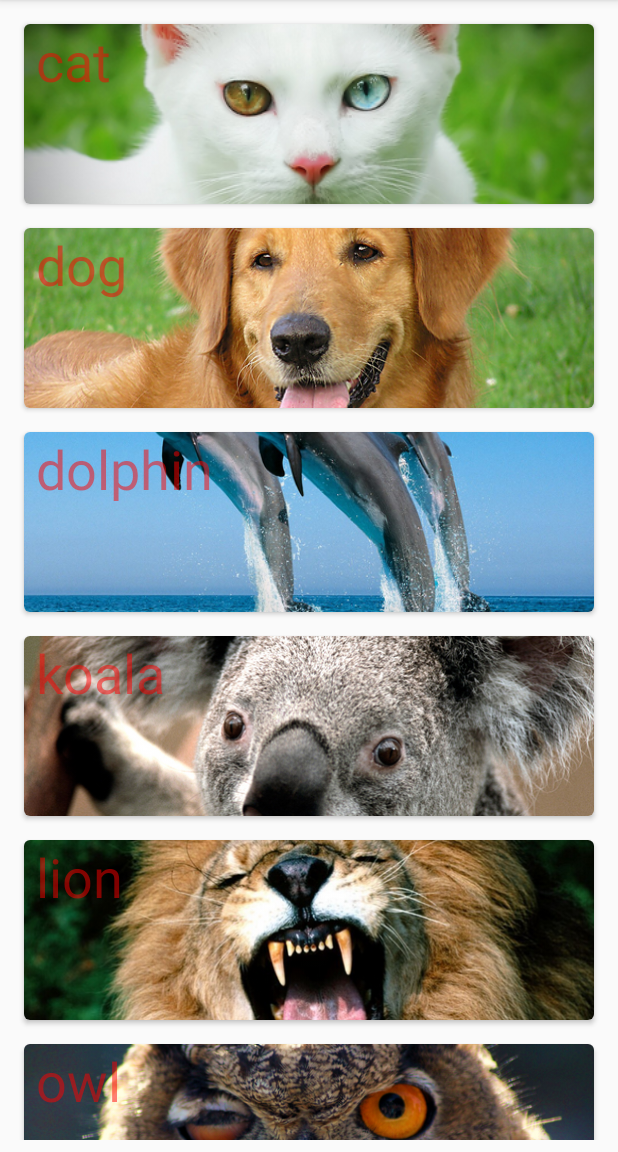
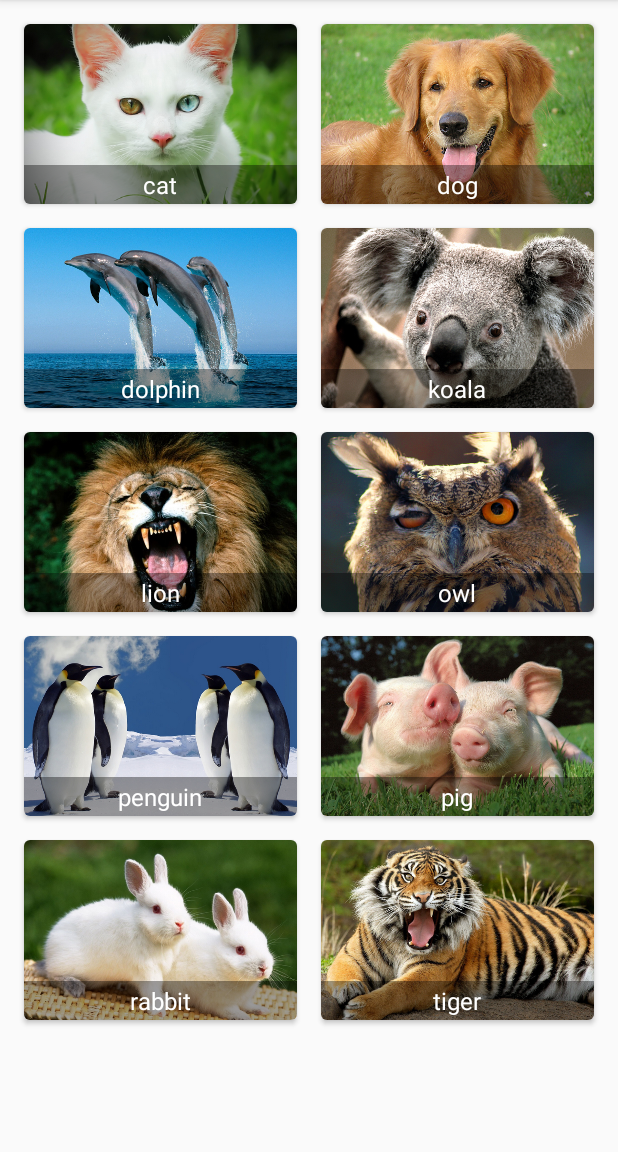
Before and after one commit to 3bugs/ListAndCardDemo, an Android app: the screen it shows after launch (MainActivity), on a phone screen of 412 x 824 dp, the part 84-1236 px from its top. Run offline under Robolectric (Android 15) with nearby library versions, the phone set to English and light mode, and no system bars.

Commit message:
prepare Drawable from Asset files early in adapter's constructor. use GridLayoutManager instead of LinearLayoutManager. change card's layout.

```diff
--- a/app/src/main/java/com/example/listandcarddemo/MainActivity.java
+++ b/app/src/main/java/com/example/listandcarddemo/MainActivity.java
@@ -6,6 +6,7 @@ import android.graphics.drawable.Drawable;
 import android.os.Bundle;
 import android.support.v7.app.AppCompatActivity;
 import android.support.v7.widget.CardView;
+import android.support.v7.widget.GridLayoutManager;
 import android.support.v7.widget.LinearLayoutManager;
 import android.support.v7.widget.RecyclerView;
 import android.view.LayoutInflater;
@@ -16,7 +17,9 @@ import android.widget.TextView;
 import java.io.IOException;
 import java.io.InputStream;
 import java.util.ArrayList;
+import java.util.HashMap;
 import java.util.List;
+import java.util.Map;
 
 public class MainActivity extends AppCompatActivity {
 
@@ -32,7 +35,7 @@ public class MainActivity extends AppCompatActivity {
         mRecyclerView = (RecyclerView) findViewById(R.id.recycler_view);
         mRecyclerView.setHasFixedSize(true);
 
-        mLayoutManager = new LinearLayoutManager(this);
+        mLayoutManager = new GridLayoutManager(this, 2);
         mRecyclerView.setLayoutManager(mLayoutManager);
 
         mAdapter = new MyAdapter(this);
@@ -42,7 +45,8 @@ public class MainActivity extends AppCompatActivity {
     private static class MyAdapter extends RecyclerView.Adapter<MyAdapter.ViewHolder> {
 
         private Context mContext;
-        private List<String> mDataset = new ArrayList<>();
+        private final List<String> mKeyset = new ArrayList<>();
+        private final Map<String, Drawable> mDataset = new HashMap<>();
 
         public static class ViewHolder extends RecyclerView.ViewHolder {
             public CardView mCardView;
@@ -64,14 +68,32 @@ public class MainActivity extends AppCompatActivity {
             AssetManager am = context.getAssets();
             try {
                 String[] filenames = am.list("");
-                for (String f : filenames) {
-                    if (f.length() > 7 && "animals".equals(f.substring(0, 7))) {
-                        mDataset.add(f);
+                for (String filename : filenames) {
+                    if (filename.length() > 7
+                            && "animals".equals(filename.substring(0, 7))) {
+                        String animalName = filename
+                                .replace(".png", "")
+                                .substring(filename.indexOf('-') + 1);
+                        mKeyset.add(animalName);
+                        mDataset.put(animalName, loadImageFile(filename));
                     }
                 }
             } catch (IOException e) {
                 e.printStackTrace();
             }
+        }
+
+        private Drawable loadImageFile(String filename) {
+            AssetManager am = mContext.getAssets();
+
+            try {
+                InputStream stream = am.open(filename);
+                Drawable drawable = Drawable.createFromStream(stream, filename);
+                return drawable;
+            } catch (IOException e) {
+                e.printStackTrace();
+            }
+            return null;
         }
 
         @Override
@@ -85,26 +107,16 @@ public class MainActivity extends AppCompatActivity {
 
         @Override
         public void onBindViewHolder(ViewHolder holder, int position) {
-            AssetManager am = mContext.getAssets();
+            String animalName = mKeyset.get(position);
+            holder.mTextView.setText(animalName);
 
-            String filename = mDataset.get(position);
-            try {
-                InputStream stream = am.open(filename);
-                Drawable drawable = Drawable.createFromStream(stream, filename);
-                holder.mImageView.setImageDrawable(drawable);
-            } catch (IOException e) {
-                e.printStackTrace();
-            }
-
-            String animalName = filename
-                    .replace(".png", "")
-                    .substring(filename.indexOf('-') + 1);
-            holder.mTextView.setText(animalName);
+            Drawable image = mDataset.get(animalName);
+            holder.mImageView.setImageDrawable(image);
         }
 
         @Override
         public int getItemCount() {
-            return mDataset.size();
+            return mKeyset.size();
         }
     }
 }
--- a/app/src/main/res/layout/list_item.xml
+++ b/app/src/main/res/layout/list_item.xml
@@ -6,7 +6,6 @@
     android:layout_gravity="center"
     android:layout_margin="8dp"
     card_view:cardCornerRadius="4dp">
-
 
     <ImageView
         android:id="@+id/card_image"
@@ -17,9 +16,12 @@
     <TextView
         android:id="@+id/card_text"
         android:layout_width="match_parent"
-        android:layout_height="match_parent"
-        android:layout_marginLeft="8dp"
-        android:textColor="#80ff0000"
-        android:textSize="36sp" />
+        android:layout_height="wrap_content"
+        android:layout_gravity="bottom"
+        android:background="#60000000"
+        android:gravity="center"
+        android:padding="2dp"
+        android:textColor="#fff"
+        android:textSize="16sp" />
 
 </android.support.v7.widget.CardView>
```
